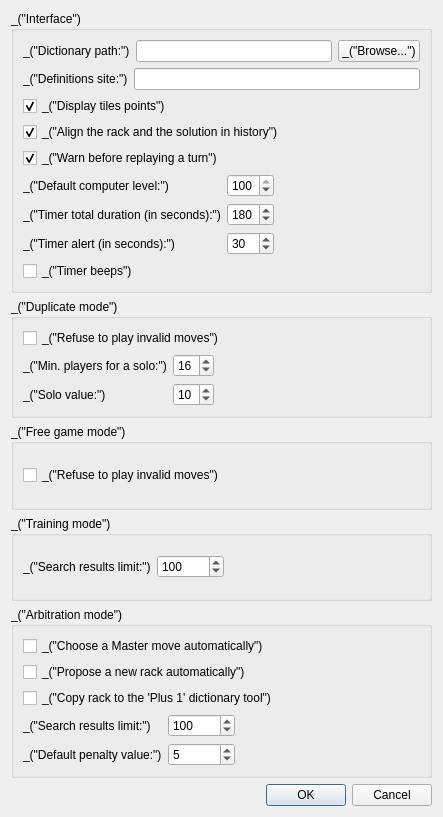
This is qt/ui/prefs_dialog.ui in cjlano/eliot as Qt 5 draws it before an edit. The edited form follows.
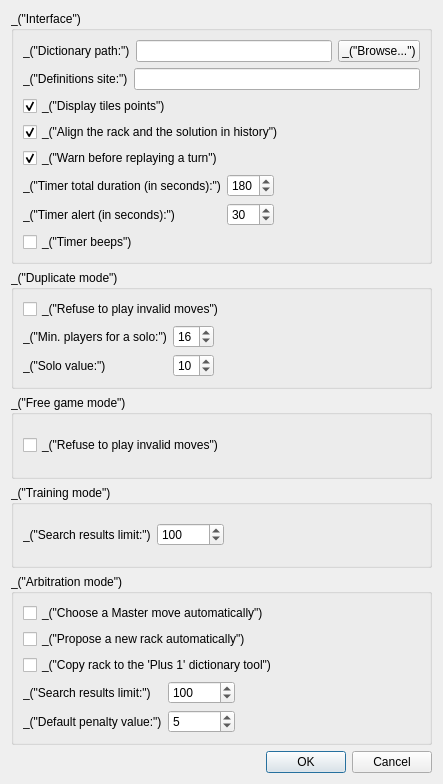
This is the edited form.

Commit message: Removed the now useless preference about the default AI level

```diff
--- a/qt/ui/prefs_dialog.ui
+++ b/qt/ui/prefs_dialog.ui
@@ -7,7 +7,7 @@
     <x>0</x>
     <y>0</y>
     <width>443</width>
-    <height>817</height>
+    <height>784</height>
    </rect>
   </property>
   <property name="windowTitle">
@@ -123,36 +123,6 @@
           </property>
          </widget>
         </item>
-        <item row="0" column="0">
-         <widget class="QLabel" name="label_6">
-          <property name="text">
-           <string>_(&quot;Default computer level:&quot;)</string>
-          </property>
-         </widget>
-        </item>
-        <item row="0" column="1">
-         <widget class="QSpinBox" name="spinBoxDefaultLevel">
-          <property name="maximum">
-           <number>100</number>
-          </property>
-          <property name="value">
-           <number>100</number>
-          </property>
-         </widget>
-        </item>
-        <item row="0" column="2">
-         <spacer name="horizontalSpacer_4">
-          <property name="orientation">
-           <enum>Qt::Horizontal</enum>
-          </property>
-          <property name="sizeHint" stdset="0">
-           <size>
-            <width>40</width>
-            <height>20</height>
-           </size>
-          </property>
-         </spacer>
-        </item>
         <item row="1" column="1">
          <widget class="QSpinBox" name="spinBoxTimerTotal">
           <property name="maximum">
@@ -183,6 +153,19 @@
           </property>
          </widget>
         </item>
+        <item row="1" column="2">
+         <spacer name="horizontalSpacer_4">
+          <property name="orientation">
+           <enum>Qt::Horizontal</enum>
+          </property>
+          <property name="sizeHint" stdset="0">
+           <size>
+            <width>40</width>
+            <height>20</height>
+           </size>
+          </property>
+         </spacer>
+        </item>
        </layout>
       </item>
      </layout>
```
Left out of the diff: 1 changed line with no effect on the pictures. The commit also changes 4 other files.
